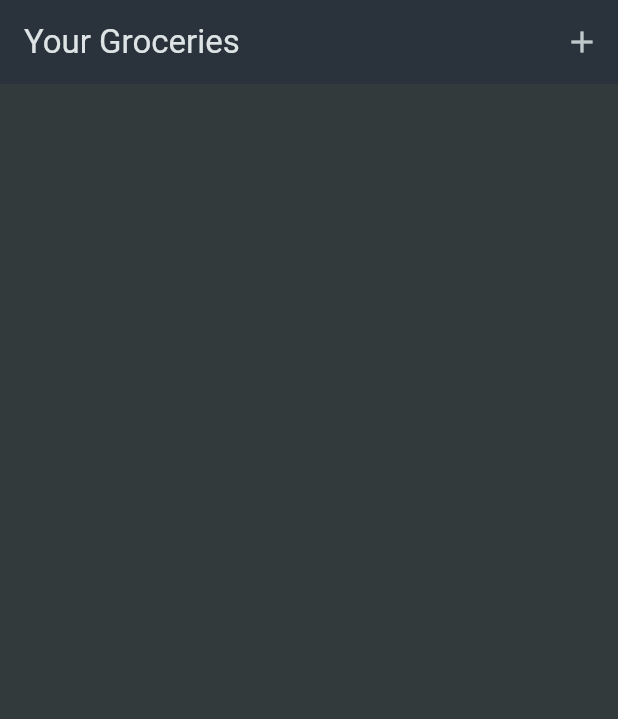
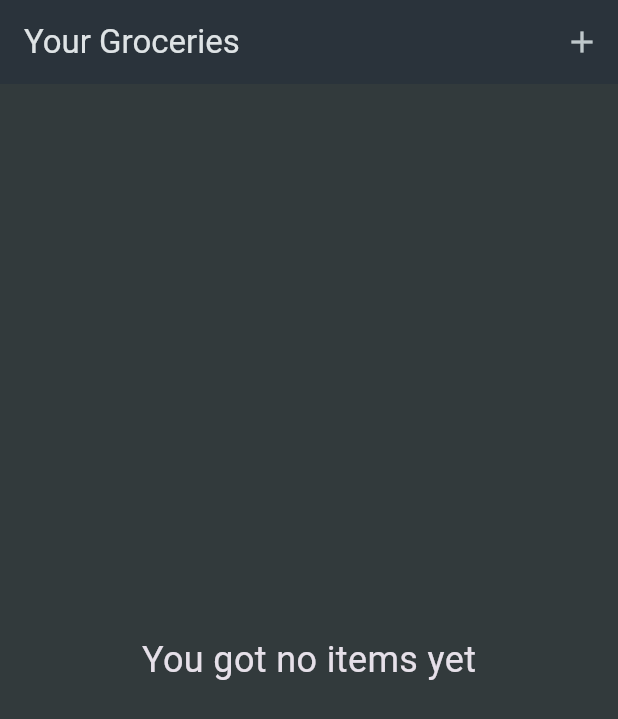
Before and after one commit to never47/flutter-shopping-list, a Flutter app: the screen it shows after launch, on a phone screen of 412 x 824 dp. Shown: the top 719 px of the screen. Run offline on Flutter 3.47's test engine with Material 3 defaults, Android fonts, the phone set to English and light mode, and no system bars.

Commit message:
add: text when there is no items

```diff
--- a/lib/widgets/grocery_list.dart
+++ b/lib/widgets/grocery_list.dart
@@ -31,17 +31,15 @@ class _GroceryListState extends State<GroceryList> {
 
   @override
   Widget build(BuildContext context) {
-    return Scaffold(
-      appBar: AppBar(
-        title: const Text('Your Groceries'),
-        actions: [
-          IconButton(
-            onPressed: _addItem,
-            icon: const Icon(Icons.add),
-          ),
-        ],
+    Widget bodyContent = const Center(
+      child: Text(
+        "You got no items yet",
+        style: TextStyle(fontSize: 24),
       ),
-      body: ListView.builder(
+    );
+
+    if (_groceryItems.isNotEmpty) {
+      bodyContent = ListView.builder(
         itemCount: _groceryItems.length,
         itemBuilder: (ctx, index) => ListTile(
           title: Text(_groceryItems[index].name),
@@ -54,7 +52,20 @@ class _GroceryListState extends State<GroceryList> {
             _groceryItems[index].quantity.toString(),
           ),
         ),
+      );
+    }
+
+    return Scaffold(
+      appBar: AppBar(
+        title: const Text('Your Groceries'),
+        actions: [
+          IconButton(
+            onPressed: _addItem,
+            icon: const Icon(Icons.add),
+          ),
+        ],
       ),
+      body: bodyContent,
     );
   }
 }
```
